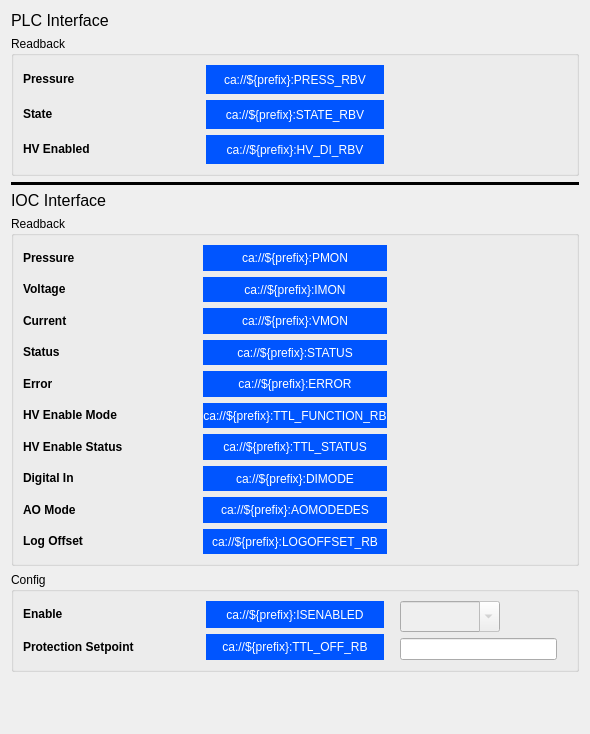
Above: pcdswidgets/ui/vacuum/pump_screens/PIPCombined_expert.ui from pcdshub/pcdswidgets before the change. Below: the same form after it.
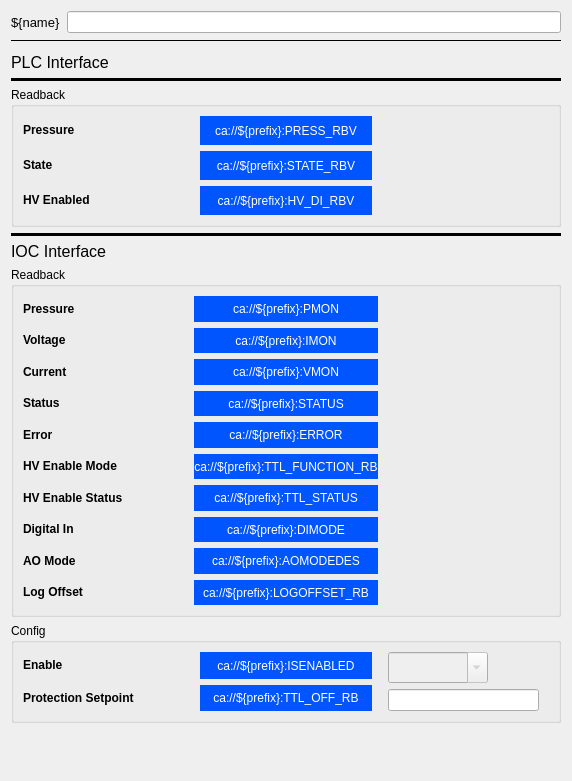
That is the form after the change. Custom widgets are drawn as their Qt base class.

```diff
--- a/pcdswidgets/ui/vacuum/pump_screens/PIPCombined_expert.ui
+++ b/pcdswidgets/ui/vacuum/pump_screens/PIPCombined_expert.ui
@@ -6,8 +6,8 @@
    <rect>
     <x>0</x>
     <y>0</y>
-    <width>590</width>
-    <height>734</height>
+    <width>572</width>
+    <height>781</height>
    </rect>
   </property>
   <property name="sizePolicy">
@@ -20,6 +20,67 @@
    <string>Form</string>
   </property>
   <layout class="QVBoxLayout" name="verticalLayout_4">
+   <item>
+    <layout class="QHBoxLayout" name="horizontalLayout_2">
+     <item>
+      <widget class="PyDMLabel" name="PyDMLabel_10">
+       <property name="maximumSize">
+        <size>
+         <width>16777215</width>
+         <height>40</height>
+        </size>
+       </property>
+       <property name="font">
+        <font>
+         <pointsize>10</pointsize>
+        </font>
+       </property>
+       <property name="toolTip">
+        <string/>
+       </property>
+       <property name="text">
+        <string>${name}</string>
+       </property>
+      </widget>
+     </item>
+     <item>
+      <widget class="PyDMLineEdit" name="PyDMLineEdit_2">
+       <property name="toolTip">
+        <string/>
+       </property>
+      </widget>
+     </item>
+    </layout>
+   </item>
+   <item>
+    <widget class="Line" name="line_4">
+     <property name="frameShadow">
+      <enum>QFrame::Plain</enum>
+     </property>
+     <property name="lineWidth">
+      <number>1</number>
+     </property>
+     <property name="orientation">
+      <enum>Qt::Horizontal</enum>
+     </property>
+    </widget>
+   </item>
+   <item>
+    <spacer name="verticalSpacer_2">
+     <property name="orientation">
+      <enum>Qt::Vertical</enum>
+     </property>
+     <property name="sizeType">
+      <enum>QSizePolicy::Fixed</enum>
+     </property>
+     <property name="sizeHint" stdset="0">
+      <size>
+       <width>20</width>
+       <height>5</height>
+      </size>
+     </property>
+    </spacer>
+   </item>
    <item>
     <widget class="PyDMLabel" name="PyDMLabel">
      <property name="maximumSize">
@@ -41,6 +102,19 @@
      </property>
     </widget>
    </item>
+   <item>
+    <widget class="Line" name="line_3">
+     <property name="frameShadow">
+      <enum>QFrame::Plain</enum>
+     </property>
+     <property name="lineWidth">
+      <number>3</number>
+     </property>
+     <property name="orientation">
+      <enum>Qt::Horizontal</enum>
+     </property>
+    </widget>
+   </item>
    <item>
     <widget class="QGroupBox" name="groupBox">
      <property name="minimumSize">
```
